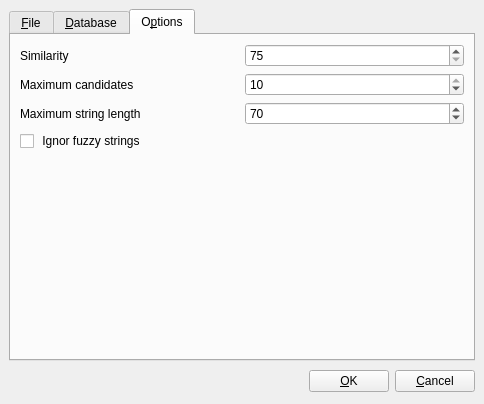
This is pootling/ui/tmSetting.ui in cc-archive/pootle as Qt 5 draws it before an edit. The edited form follows.
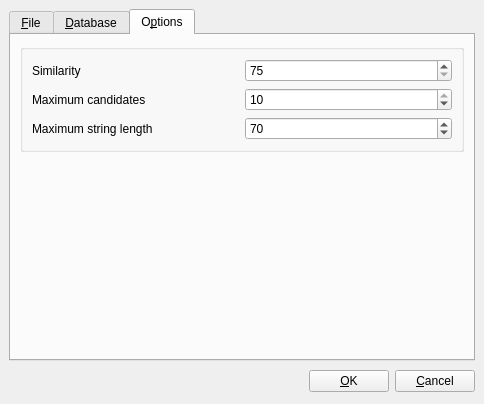
This is the edited form. The open tabs and pages were chosen to show the change. Icons and pictures are not drawn.

Commit message: add tooltip, statustip, and what's this to interface

```diff
--- a/pootling/ui/tmSetting.ui
+++ b/pootling/ui/tmSetting.ui
@@ -40,7 +40,7 @@
      </property>
      <property name="sizeHint" >
       <size>
-       <width>281</width>
+       <width>151</width>
        <height>28</height>
       </size>
      </property>
@@ -216,88 +216,96 @@
        <property name="spacing" >
         <number>6</number>
        </property>
-       <item row="3" column="0" >
-        <widget class="QCheckBox" name="chkIgnorFuzzy" >
-         <property name="text" >
-          <string> Ignor fuzzy strings</string>
+       <item row="0" column="0" >
+        <widget class="QGroupBox" name="groupBox" >
+         <property name="title" >
+          <string/>
          </property>
+         <layout class="QGridLayout" >
+          <property name="margin" >
+           <number>9</number>
+          </property>
+          <property name="spacing" >
+           <number>6</number>
+          </property>
+          <item row="2" column="0" >
+           <widget class="QLabel" name="label_3" >
+            <property name="text" >
+             <string>Maximum string length</string>
+            </property>
+           </widget>
+          </item>
+          <item row="2" column="1" >
+           <widget class="QSpinBox" name="spinMaxLen" >
+            <property name="maximum" >
+             <number>100</number>
+            </property>
+            <property name="minimum" >
+             <number>1</number>
+            </property>
+            <property name="value" >
+             <number>70</number>
+            </property>
+           </widget>
+          </item>
+          <item row="0" column="1" >
+           <widget class="QSpinBox" name="spinSimilarity" >
+            <property name="maximum" >
+             <number>100</number>
+            </property>
+            <property name="minimum" >
+             <number>75</number>
+            </property>
+            <property name="singleStep" >
+             <number>1</number>
+            </property>
+            <property name="value" >
+             <number>75</number>
+            </property>
+           </widget>
+          </item>
+          <item row="0" column="0" >
+           <widget class="QLabel" name="label" >
+            <property name="text" >
+             <string>Similarity</string>
+            </property>
+           </widget>
+          </item>
+          <item row="1" column="1" >
+           <widget class="QSpinBox" name="spinMaxCandidate" >
+            <property name="maximum" >
+             <number>10</number>
+            </property>
+            <property name="minimum" >
+             <number>1</number>
+            </property>
+            <property name="value" >
+             <number>10</number>
+            </property>
+           </widget>
+          </item>
+          <item row="1" column="0" >
+           <widget class="QLabel" name="label_2" >
+            <property name="text" >
+             <string>Maximum candidates</string>
+            </property>
+           </widget>
+          </item>
+         </layout>
         </widget>
        </item>
-       <item row="4" column="0" >
-        <spacer>
-         <property name="orientation" >
-          <enum>Qt::Vertical</enum>
-         </property>
-         <property name="sizeHint" >
-          <size>
-           <width>20</width>
-           <height>40</height>
-          </size>
-         </property>
-        </spacer>
-       </item>
        <item row="1" column="0" >
-        <widget class="QLabel" name="label_2" >
-         <property name="text" >
-          <string>Maximum candidates</string>
+        <spacer>
+         <property name="orientation" >
+          <enum>Qt::Vertical</enum>
          </property>
-        </widget>
-       </item>
-       <item row="1" column="1" >
-        <widget class="QSpinBox" name="spinMaxCandidate" >
-         <property name="maximum" >
-          <number>10</number>
+         <property name="sizeHint" >
+          <size>
+           <width>20</width>
+           <height>40</height>
+          </size>
          </property>
-         <property name="minimum" >
-          <number>1</number>
-         </property>
-         <property name="value" >
-          <number>10</number>
-         </property>
-        </widget>
-       </item>
-       <item row="0" column="0" >
-        <widget class="QLabel" name="label" >
-         <property name="text" >
-          <string>Similarity</string>
-         </property>
-        </widget>
-       </item>
-       <item row="0" column="1" >
-        <widget class="QSpinBox" name="spinSimilarity" >
-         <property name="maximum" >
-          <number>100</number>
-         </property>
-         <property name="minimum" >
-          <number>75</number>
-         </property>
-         <property name="singleStep" >
-          <number>1</number>
-         </property>
-         <property name="value" >
-          <number>75</number>
-         </property>
-        </widget>
-       </item>
-       <item row="2" column="1" >
-        <widget class="QSpinBox" name="spinMaxLen" >
-         <property name="maximum" >
-          <number>100</number>
-         </property>
-         <property name="minimum" >
-          <number>1</number>
-         </property>
-         <property name="value" >
-          <number>70</number>
-         </property>
-        </widget>
-       </item>
-       <item row="2" column="0" >
-        <widget class="QLabel" name="label_3" >
-         <property name="text" >
-          <string>Maximum string length</string>
-         </property>
-        </widget>
+        </spacer>
        </item>
       </layout>
      </widget>
```
Left out of the diff: 46 changed lines with no effect on the pictures. The commit also changes 6 other files.
